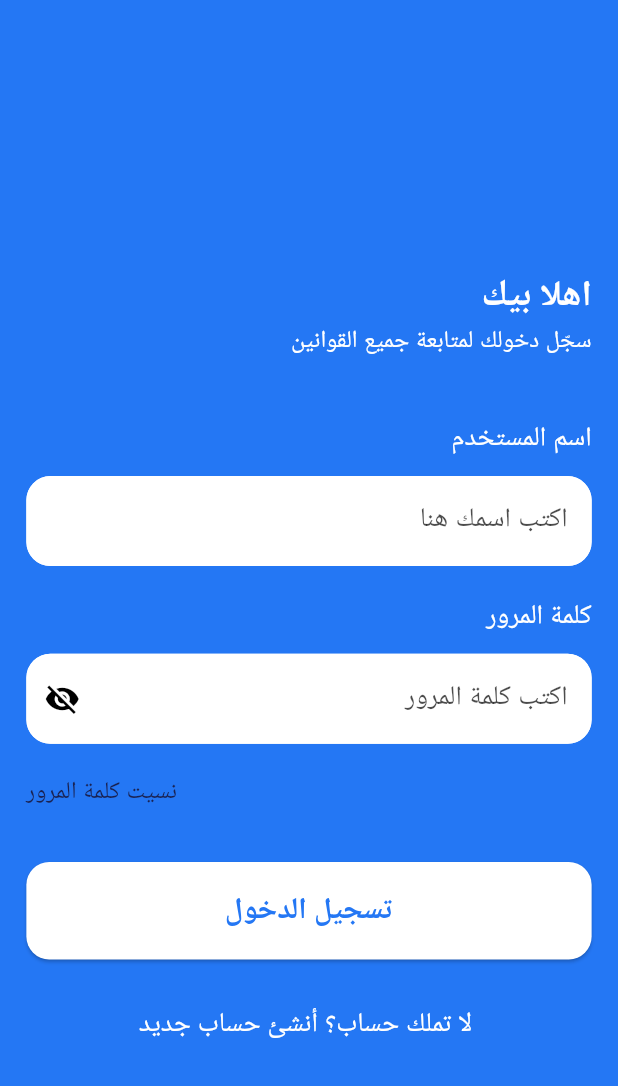
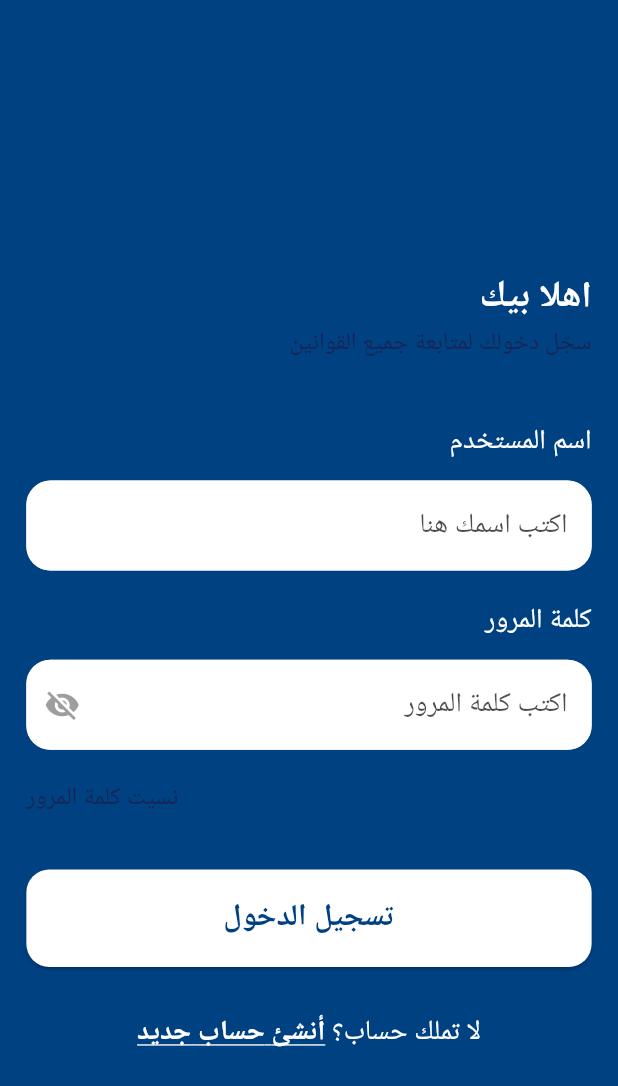
Before and after one commit to nhahub/NHA-267, a Flutter app: the screen it shows after launch, after a tap on "تخطي", on a phone screen of 412 x 824 dp. Shown: the top 1086 px of the screen. Run offline on Flutter 3.47's test engine with Material 3 defaults, Android fonts, the phone set to English and light mode, and no system bars; drawn by our look-alikes of auto_size_text; our stand-ins replace flutter_native_splash, flutter_screenutil, fluttertoast, get_it, google_fonts, injectable and 2 more; Roboto replaces fonts that are missing (Cairo).

Commit message:
add_register_screen

```diff
--- a/lib/core/utils/app_colors.dart
+++ b/lib/core/utils/app_colors.dart
@@ -1,6 +1,6 @@
 import 'package:flutter/material.dart';
 class AppColors{
-   static const Color primaryColor = Color(0xff2477F4);
+   static const Color primaryColor = Color(0xFF004182);
   static const Color fontColor = Color(0xff192252);
    static const Color whiteColor = Color(0xFFFFFFFF);
    static const Color blackColor = Color(0xFF000000);
--- a/lib/core/utils/app_styles.dart
+++ b/lib/core/utils/app_styles.dart
@@ -4,43 +4,59 @@ import 'package:google_fonts/google_fonts.dart';
 import 'app_colors.dart';
 
 class AppStyles {
-  static TextStyle regular16Text = GoogleFonts.poppins(
-      fontSize: 16, fontWeight: FontWeight.w400, color: AppColors.fontColor);
-  static TextStyle regular16Button = GoogleFonts.poppins(
-      fontSize: 16, fontWeight: FontWeight.w400, color: AppColors.whiteColor);
-  static TextStyle regular14Text = GoogleFonts.poppins(
-      fontSize: 14, fontWeight: FontWeight.w400, color: AppColors.primaryDark);
-  static TextStyle regular30Text = GoogleFonts.poppins(
-      fontSize: 30, fontWeight: FontWeight.w400, color: AppColors.fontColor);
-  static TextStyle light14SearchHint = GoogleFonts.poppins(
-      fontSize: 14,
+  // استخدمنا Cairo لأنه أفضل بديل عربي لـ Poppins
+  // ضفنا .sp لكل الأحجام عشان التجاوب مع الشاشات المختلفة
+
+  static TextStyle regular16Text = GoogleFonts.cairo(
+      fontSize: 16.sp, fontWeight: FontWeight.w400, color: AppColors.fontColor);
+
+  static TextStyle regular16Button = GoogleFonts.cairo(
+      fontSize: 16.sp, fontWeight: FontWeight.w400, color: AppColors.whiteColor);
+
+  static TextStyle regular14Text = GoogleFonts.cairo(
+      fontSize: 14.sp, fontWeight: FontWeight.w400, color: AppColors.primaryDark);
+
+  static TextStyle regular30Text = GoogleFonts.cairo(
+      fontSize: 30.sp, fontWeight: FontWeight.w400, color: AppColors.fontColor);
+
+  static TextStyle light14SearchHint = GoogleFonts.cairo(
+      fontSize: 14.sp,
       fontWeight: FontWeight.w300,
       color: AppColors.searchHintColor);
-  static TextStyle light16White = GoogleFonts.poppins(
-      fontSize: 16, fontWeight: FontWeight.w300, color: AppColors.whiteColor);
-  static TextStyle light18HintText = GoogleFonts.poppins(
-      fontSize: 18,
+
+  static TextStyle light16White = GoogleFonts.cairo(
+      fontSize: 16.sp, fontWeight: FontWeight.w300, color: AppColors.whiteColor);
+
+  static TextStyle light18HintText = GoogleFonts.cairo(
+      fontSize: 18.sp,
       fontWeight: FontWeight.w300,
       color: AppColors.hintTextColor);
-  static TextStyle semi16TextWhite = GoogleFonts.poppins(
-      fontSize: 16, fontWeight: FontWeight.w600, color: AppColors.primaryDark);
-  static TextStyle semi20Primary = GoogleFonts.poppins(
-      fontSize: 20, fontWeight: FontWeight.w600, color: AppColors.primaryColor);
-  static TextStyle semi24White = GoogleFonts.poppins(
-      fontSize: 24, fontWeight: FontWeight.w600, color: AppColors.whiteColor);
 
-  static TextStyle medium14LightPrimary = GoogleFonts.poppins(
-      fontSize: 14,
+  static TextStyle semi16TextWhite = GoogleFonts.cairo(
+      fontSize: 16.sp, fontWeight: FontWeight.w600, color: AppColors.primaryDark);
+
+  static TextStyle semi20Primary = GoogleFonts.cairo(
+      fontSize: 20.sp, fontWeight: FontWeight.w600, color: AppColors.primaryColor);
+
+  static TextStyle semi24White = GoogleFonts.cairo(
+      fontSize: 24.sp, fontWeight: FontWeight.w600, color: AppColors.whiteColor);
+
+  static TextStyle medium14LightPrimary = GoogleFonts.cairo(
+      fontSize: 14.sp,
       fontWeight: FontWeight.w500,
       color: AppColors.primaryDarkLight);
-  static TextStyle medium14PrimaryDark = GoogleFonts.poppins(
-      fontSize: 14, fontWeight: FontWeight.w500, color: AppColors.primaryDark);
-  static TextStyle medium18Header = GoogleFonts.poppins(
+
+  static TextStyle medium14PrimaryDark = GoogleFonts.cairo(
+      fontSize: 14.sp, fontWeight: FontWeight.w500, color: AppColors.primaryDark);
+
+  static TextStyle medium18Header = GoogleFonts.cairo(
       fontSize: 18.sp,
       fontWeight: FontWeight.w500,
       color: AppColors.primaryDark);
-  static TextStyle medium18White = GoogleFonts.poppins(
-      fontSize: 18, fontWeight: FontWeight.w500, color: AppColors.whiteColor);
-  static TextStyle medium20White = GoogleFonts.poppins(
-      fontSize: 20, fontWeight: FontWeight.w500, color: AppColors.whiteColor);
+
+  static TextStyle medium18White = GoogleFonts.cairo(
+      fontSize: 18.sp, fontWeight: FontWeight.w500, color: AppColors.whiteColor);
+
+  static TextStyle medium20White = GoogleFonts.cairo(
+      fontSize: 20.sp, fontWeight: FontWeight.w500, color: AppColors.whiteColor);
 }
--- a/lib/features/ui/auth/login/login_screen.dart
+++ b/lib/features/ui/auth/login/login_screen.dart
@@ -19,7 +19,7 @@ class _LoginScreenState extends State<LoginScreen> {
   final TextEditingController userNameController = TextEditingController();
   final TextEditingController passwordController = TextEditingController();
 
-  bool isPasswordVisible = false;
+  // شلنا متغير isPasswordVisible لأنه مبقاش ليه لازمة هنا
 
   @override
   Widget build(BuildContext context) {
@@ -51,7 +51,7 @@ class _LoginScreenState extends State<LoginScreen> {
                     ),
                     AutoSizeText(
                       'سجّل دخولك لمتابعة جميع القوانين ',
-                      style: AppStyles.light16White,
+                      style: AppStyles.regular16Text,
                       maxLines: 1,
                     ),
 
@@ -68,44 +68,44 @@ class _LoginScreenState extends State<LoginScreen> {
                             CustomTextFormField(
                               isPassword: false,
                               keyboardType: TextInputType.text,
-                              isObscureText: false,
+                              // isObscureText: false, // مش محتاجين نكتبها لأن الديفولت بتاعها false
                               hintText: "اكتب اسمك هنا",
                               hintStyle: AppStyles.light18HintText,
                               filledColor: AppColors.whiteColor,
                               controller: userNameController,
-                              validator: (text) => null,
+                              validator: (text) {
+                                if (text == null || text.trim().isEmpty) {
+                                  return 'من فضلك ادخل اسم المستخدم';
+                                }
+                                return null;
+                              },
                             ),
 
                             Text(
                               "كلمة المرور",
                               style: AppStyles.medium18White,
                             ),
+                            // التعديل هنا: شلنا الـ suffixIcon والـ setState
                             CustomTextFormField(
-                              isPassword: true,
+                              isPassword: true,      // ده هيشغل زرار العين تلقائي
+                              isObscureText: true,   // ده هيخلي النص يبدأ مخفي
                               keyboardType: TextInputType.visiblePassword,
-                              isObscureText: !isPasswordVisible,
                               hintText: "اكتب كلمة المرور",
                               hintStyle: AppStyles.light18HintText,
                               filledColor: AppColors.whiteColor,
                               controller: passwordController,
-                              validator: (text) => null,
-                              suffixIcon: IconButton(
-                                onPressed: () {
-                                  setState(() {
-                                    isPasswordVisible = !isPasswordVisible;
-                                  });
-                                },
-                                icon: Icon(
-                                  isPasswordVisible
-                                      ? Icons.visibility
-                                      : Icons.visibility_off,
-                                  color: Colors.grey,
-                                ),
-                              ),
+                              validator: (text) {
+                                if (text == null || text.trim().isEmpty) {
+                                  return 'من فضلك ادخل كلمة المرور';
+                                }
+                                return null;
+                              },
                             ),
 
                             InkWell(
-                              onTap: () {},
+                              onTap: () {
+                                // كود نسيان كلمة المرور
+                              },
                               child: Text(
                                 'نسيت كلمة المرور',
                                 style: AppStyles.regular16Text,
@@ -120,7 +120,8 @@ class _LoginScreenState extends State<LoginScreen> {
                                 textStyle: AppStyles.semi20Primary,
                                 text: "تسجيل الدخول",
                                 onPressed: () {
-                                  print("تسجيل الدخول");
+                                  // هنا ممكن تعمل الفاليديشن وتستدعي الـ Cubit/Bloc
+                                  print("تسجيل الدخول: ${userNameController.text}");
                                 },
                               ),
                             ),
@@ -137,12 +138,29 @@ class _LoginScreenState extends State<LoginScreen> {
                                 child: Row(
                                   children: [
                                     Expanded(
-                                      child: Text(
-                                        ' لا تملك حساب؟ أنشئ حساب جديد',
-                                        style: AppStyles.medium18White,
-                                        textAlign: TextAlign.center,
+                                      child: Text.rich(
+                                TextSpan(
+                                children: [
+                                TextSpan(
+                                text: 'لا تملك حساب؟ ',
+                                  style: AppStyles.medium18White, // الستايل العادي بدون خط
+                                ),
+                                TextSpan(
+                                  text: 'أنشئ حساب جديد',
+                                  style: AppStyles.medium18White.copyWith(
+                                    decoration: TextDecoration.underline, // الخط هنا بس
+                                    decorationColor: Colors.white,
+                                    fontWeight: FontWeight.bold, // ممكن تخليه عريض كمان عشان يبرز
+                                  ),
+                                ),
+                                ],
+                              ),
+                              textAlign: TextAlign.center,
+                            )
+                                        ,
+
                                       ),
-                                    ),
+
                                   ],
                                 ),
                               ),
--- a/lib/features/ui/widgets/custom_text_form_field.dart
+++ b/lib/features/ui/widgets/custom_text_form_field.dart
@@ -1,26 +1,25 @@
 import 'package:flutter/material.dart';
 import 'package:flutter_screenutil/flutter_screenutil.dart';
-
 import '../../../core/utils/app_colors.dart';
 
 class CustomTextFormField extends StatefulWidget {
-  Color? filledColor;
-  Color borderColor;
-  TextStyle? hintStyle;
-  String? hintText;
-  Widget? label;
-  TextStyle? labelStyle;
-  Widget? prefixIcon;
-  Widget? suffixIcon;
-  TextEditingController? controller;
-  String? Function(String?)? validator;
-  TextInputType? keyboardType;
-  bool isObscureText;
-  bool isPassword;
-  TextStyle? textStyle;
-  bool readonly;
+  final Color? filledColor;
+  final Color borderColor;
+  final TextStyle? hintStyle;
+  final String? hintText;
+  final Widget? label;
+  final TextStyle? labelStyle;
+  final Widget? prefixIcon;
+  final Widget? suffixIcon;
+  final TextEditingController? controller;
+  final String? Function(String?)? validator;
+  final TextInputType? keyboardType;
+  final bool isObscureText; // دي القيمة الابتدائية بس
+  final bool isPassword;    // عشان نعرف هل نظهر زرار العين ولا لأ
+  final TextStyle? textStyle;
+  final bool readonly;
 
-  CustomTextFormField({
+  const CustomTextFormField({
     super.key,
     this.controller,
     this.validator,
@@ -44,13 +43,23 @@ class CustomTextFormField extends StatefulWidget {
 }
 
 class _CustomTextFormFieldState extends State<CustomTextFormField> {
+  // متغير محلي للتحكم في الحالة جوه الـ Widget دي بس
+  bool _obscureText = false;
+
+  @override
+  void initState() {
+    super.initState();
+    // أول ما الودجت تفتح، بناخد القيمة اللي جاية من برا
+    _obscureText = widget.isObscureText;
+  }
+
   @override
   Widget build(BuildContext context) {
     return Padding(
       padding: EdgeInsets.only(top: 12.h, bottom: 20.h),
       child: TextFormField(
         style: widget.textStyle,
-        obscureText: widget.isObscureText,
+        obscureText: _obscureText, // بنستخدم المتغير المحلي هنا
         keyboardType: widget.keyboardType,
         controller: widget.controller,
         validator: widget.validator,
@@ -63,15 +72,19 @@ class _CustomTextFormFieldState extends State<CustomTextFormField> {
           label: widget.label,
           labelStyle: widget.labelStyle,
           prefixIcon: widget.prefixIcon,
+          // لو هو باسورد، بنظهر الأيقونة، ولو مش باسورد بنشوف هل فيه suffixIcon مبعوت ولا لأ
           suffixIcon: widget.isPassword
               ? IconButton(
-              onPressed: () {
-                widget.isObscureText = !widget.isObscureText;
-                setState(() {});
-              },
-              icon: Icon(widget.isObscureText
-                  ? Icons.visibility_off
-                  : Icons.visibility))
+            onPressed: () {
+              setState(() {
+                _obscureText = !_obscureText; // بنغير المتغير المحلي
+              });
+            },
+            icon: Icon(
+              _obscureText ? Icons.visibility_off : Icons.visibility,
+              color: Colors.grey, // لون مفضل للأيقونة
+            ),
+          )
               : widget.suffixIcon,
           enabledBorder: OutlineInputBorder(
             borderRadius: BorderRadius.circular(16),
--- a/lib/main.dart
+++ b/lib/main.dart
@@ -1,3 +1,4 @@
+import 'package:depi_graduation_project/features/ui/auth/register/registerScreenStates/register_screen.dart';
 import 'package:flutter/material.dart';
 import 'package:flutter_screenutil/flutter_screenutil.dart';
 import 'package:flutter_localizations/flutter_localizations.dart';
@@ -77,6 +78,7 @@ class MyApp extends StatelessWidget {
           // 💡 إعداد الـ Routes للتنقل
           routes: {
             AppRoutes.loginRoute: (context) => const LoginScreen(),
+            AppRoutes.registerRoute: (context) => const RegisterScreen(),
           },
         );
       },
--- a/lib/screens/home_screen.dart
+++ /dev/null
@@ -1,26 +0,0 @@
-import 'package:flutter/material.dart';
-import '../utils/constants.dart'; // <-- Import constants
-
-class HomeScreenPlaceholder extends StatelessWidget {
-  const HomeScreenPlaceholder({super.key});
-
-  @override
-  Widget build(BuildContext context) {
-    return  Scaffold(
-      appBar: AppBar(
-        title: Text(
-          'الرئيسية',
-          style: TextStyle(color: Colors.white),
-        ),
-        backgroundColor: kPrimaryColor, // Use kPrimaryColor
-        automaticallyImplyLeading: false,
-      ),
-      body: Center(
-        child: Text(
-          'محتوى التطبيق الرئيسي هنا',
-          style: TextStyle(fontSize: 24),
-        ),
-      ),
-    );
-  }
-}
```
